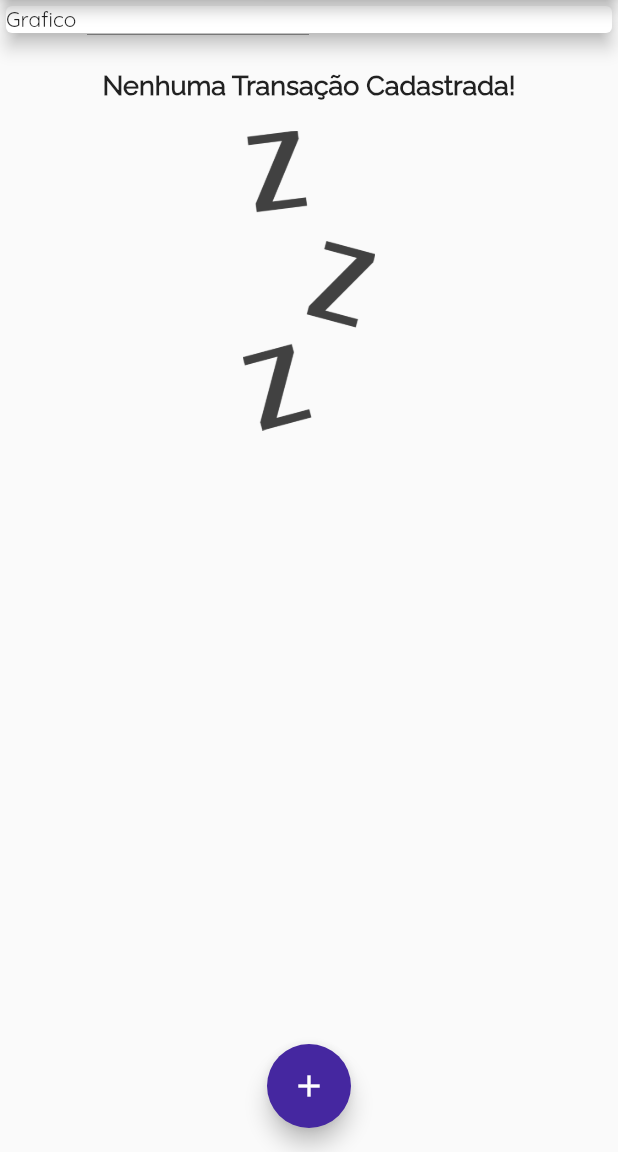
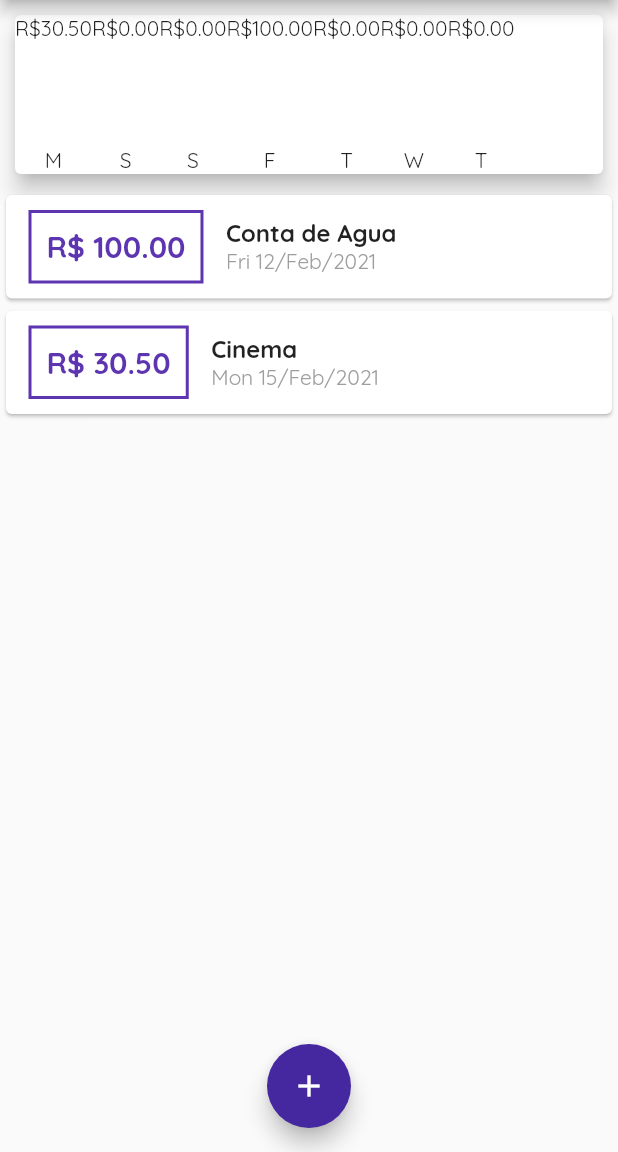
Before and after one commit to VitorL02/Despesas-Pessoais, a Flutter app: the screen it shows after launch, on a phone screen of 412 x 824 dp, the part 84-1236 px from its top. Run offline on Flutter 3.47's test engine with Material 2 defaults, Android fonts, the phone set to English and light mode, and no system bars.

Commit message:
Criação do grafico,adição dos valores no mesmo,Inicio da implementação de visualização

```diff
--- /dev/null
+++ b/lib/components/chart.dart
@@ -0,0 +1,51 @@
+import 'package:despesas_pessoais/models/transactions.dart';
+import 'package:flutter/material.dart';
+import 'package:intl/intl.dart';
+import 'chartBar.dart';
+
+class Chart extends StatelessWidget {
+  final List<Transaction> recentTransaction;
+
+  Chart(this.recentTransaction);
+
+  List<Map<String, Object>> get groupTransactions {
+    return List.generate(7, (index) {
+      final weekDay = DateTime.now().subtract(
+        Duration(days: index), //
+      );
+
+      double totalSoma = 0.0;
+      for (var i = 0; i < recentTransaction.length; i++) {
+        bool sameDay = recentTransaction[i].date.day == weekDay.day;
+        bool sameMonth = recentTransaction[i].date.month == weekDay.month;
+        bool sameYear = recentTransaction[i].date.year == weekDay.year;
+
+        if (sameDay && sameMonth && sameYear) {
+          totalSoma += recentTransaction[i].value;
+        }
+      }
+      return {
+        'day':
+            DateFormat.E().format(weekDay)[0], //Pega a letra do dia da semana
+        'value': totalSoma
+      };
+    });
+  }
+
+  @override
+  Widget build(BuildContext context) {
+    return Card(
+      margin: EdgeInsets.all(10),
+      elevation: 6,
+      child: Row(
+        children: groupTransactions.map((tr) {
+          return ChartBar(
+            label: tr['day'],
+            value: tr['value'],
+            percent: 0,
+          );
+        }).toList(),
+      ),
+    );
+  }
+}
--- /dev/null
+++ b/lib/components/chartBar.dart
@@ -0,0 +1,28 @@
+import 'package:flutter/material.dart';
+
+class ChartBar extends StatelessWidget {
+  final String label;
+  final double value;
+  final double percent;
+
+  ChartBar({
+    this.label,
+    this.value,
+    this.percent,
+  });
+
+  @override
+  Widget build(BuildContext context) {
+    return Column(children: <Widget>[
+      Text('R\$${value.toStringAsFixed(2)}'),
+      SizedBox(height: 5),
+      Container(
+        height: 60,
+        width: 10,
+        child: null,
+      ),
+      SizedBox(height: 5),
+      Text(label),
+    ]);
+  }
+}
--- a/lib/main.dart
+++ b/lib/main.dart
@@ -4,6 +4,7 @@ import 'components/transactionForm.dart';
 import 'components/transactionsList.dart';
 import 'models/transactions.dart';
 import 'dart:math';
+import './components/chart.dart';
 
 main() => runApp(ExpensesApp());
 
@@ -33,20 +34,26 @@ class _MyHomePageState extends State<MyHomePage> {
   }
 
   final List<Transaction> _transactions = [
-    // Transaction(
-    // id: 't1',
-    //title: 'Conta de Agua',
-    //value: 100.00,
-    //date: DateTime.now(),
-    //),
-    //Transaction(
-    //id: 't2',
-    //title: 'Cinema',
-    //  value: 30.50,
-    //    date: DateTime.now(),
-    //),
-    //
+    Transaction(
+      id: 't1',
+      title: 'Conta de Agua',
+      value: 100.00,
+      date: DateTime.now().subtract(Duration(days: 3)),
+    ),
+    Transaction(
+      id: 't2',
+      title: 'Cinema',
+      value: 30.50,
+      date: DateTime.now(),
+    ),
   ];
+
+  //Filtrar as transações dos ultimos 7 dias
+  List<Transaction> get _recentTransactions {
+    return _transactions.where((tr) {
+      return tr.date.isAfter(DateTime.now().subtract(Duration(days: 7)));
+    }).toList();
+  }
 
   _addTransaction(String title, double value) {
     final newTransaction = Transaction(
@@ -86,12 +93,7 @@ class _MyHomePageState extends State<MyHomePage> {
           child: Column(
             crossAxisAlignment: CrossAxisAlignment.stretch,
             children: <Widget>[
-              Container(
-                child: Card(
-                  child: Text('Grafico'),
-                  elevation: 5,
-                ),
-              ),
+              Chart(_recentTransactions),
               TransactionList(_transactions),
             ],
           ),
```
